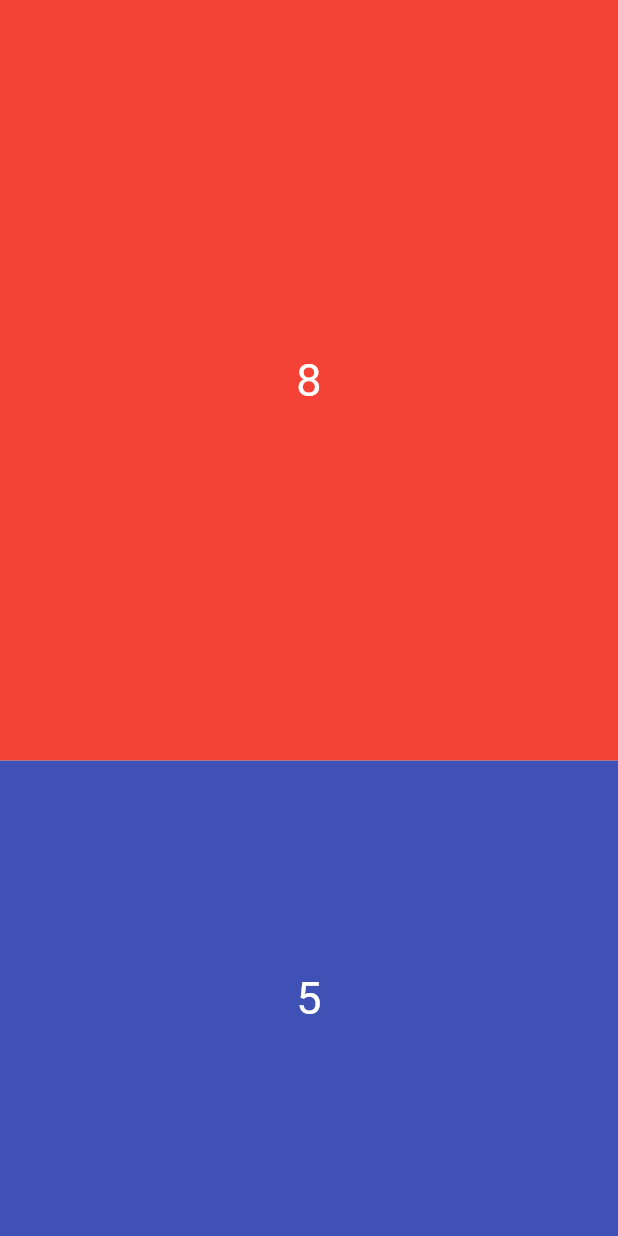
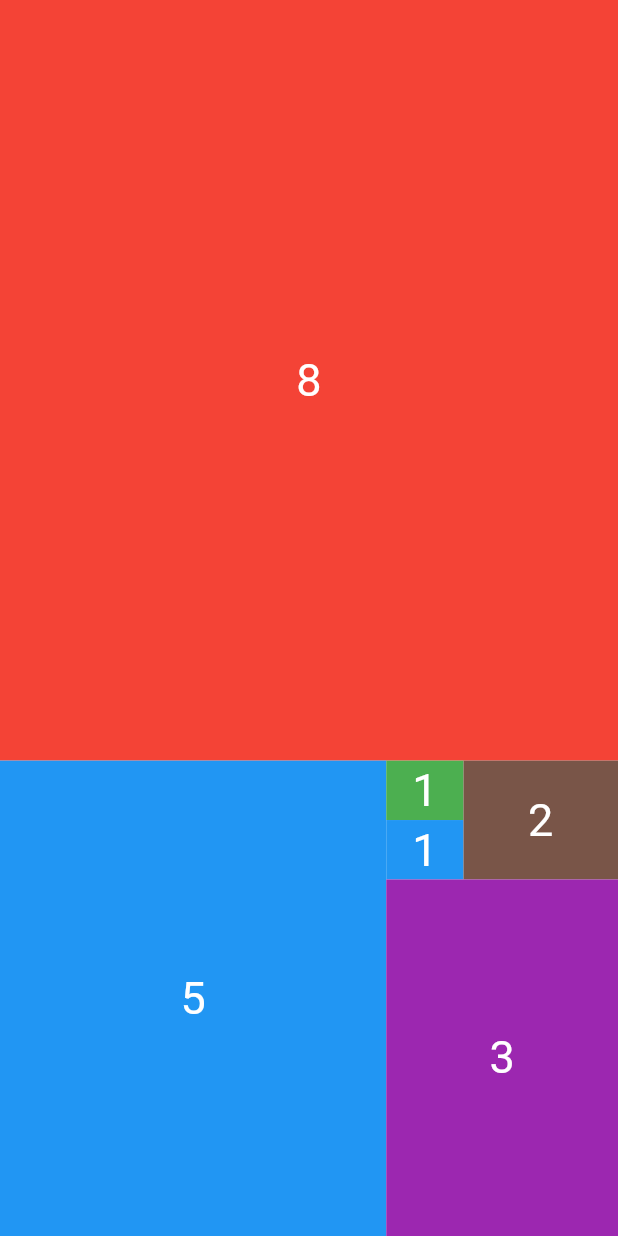
Before and after one commit to Dhruvil-vjshree/flutter_expanded, a Flutter app: the screen it shows after launch, on a phone screen of 412 x 824 dp. Run offline on Flutter 3.47's test engine with Material 2 defaults, Android fonts, the phone set to English and light mode, and no system bars.

Commit message:
task_2_complete

```diff
--- a/lib/main.dart
+++ b/lib/main.dart
@@ -9,53 +9,124 @@ class MyApp extends StatelessWidget {
   const MyApp({Key? key}) : super(key: key);
 
   @override
-  Widget build(BuildContext context) {
+  Widget build(BuildContext context)
+  {
     return MaterialApp(
       home: Scaffold(
         body: SafeArea(
         child:Column(
           children: [
-
-            Expanded(
-              flex: 8,
-                child:Container(
-                  constraints: BoxConstraints.expand(),
-                  color: Colors.red,
-                  child: Center(
-                      child: Text('8',
-                        style: TextStyle(
-                          color  : Colors.white,
-                          fontSize: 30
-                        )
-                      )
-                  ),
-                )
+            _customContainer(
+                number: 8,
+            color: Colors.red,
             ),
             Expanded(
               flex: 5,
-                child:Container(
-                  constraints: BoxConstraints.expand(),
+              child:Row(
+                children:[
+                  _customContainer(
+                number: 5,
+                color: Colors.blue,
+              ),
 
-                  color: Colors.indigo,
 
-                    child: Center(
-                      child:Text('5',
-                          style: TextStyle(
-                              color  : Colors.white,
-                              fontSize: 30
-                          )
-                      ) ,
-                    )
 
-                ),
+                  Expanded(
+                    flex: 3,
+                    child: Column(
+                      children: [
+
+                        Expanded(
+
+                          child: Column(
+                            children: [
+
+                              Expanded(
+                                child: Row(
+                                  children: [
+
+                                    Expanded(
+                                      child: Column(
+                                        children: [
+                                          _customContainer(
+                                            number: 1,
+                                            color: Colors.green,
+                                          ),
+                                        _customContainer(
+                                          number: 1,
+                                          color: Colors.blue,
+                                          ),
+                                        ],
+                                      ),
+                                    ),
+
+                                    _customContainer(
+                                      number: 2,
+                                      color: Colors.brown,
+                                    ),
+
+
+                                  ],
+                                ),
+                              ),
+
+
+
+
+
+
+                            ],
+                          ),
+                        ),
+
+
+
+                        _customContainer(
+                          number: 3,
+                          color: Colors.purple,
+                        ),
+                      ],
+                    ),
+                  ),
+
+
+
+    ],
             ),
-          ],
+            ),
+           ],
+            ),
         ),
             ),
 
 
-        ),
         );
 
   }
+  }
+
+
+Widget _customContainer( {
+  required int number,
+  required Color color,
+}){
+
+return Expanded(
+flex: number,
+child:Container(
+constraints: BoxConstraints.expand(),
+color: color,
+child: Center(
+child: Text('${number}',
+style: TextStyle(
+color  : Colors.white,
+fontSize: 30
+
+)
+)
+),
+
+),
+
+);
 }
```
